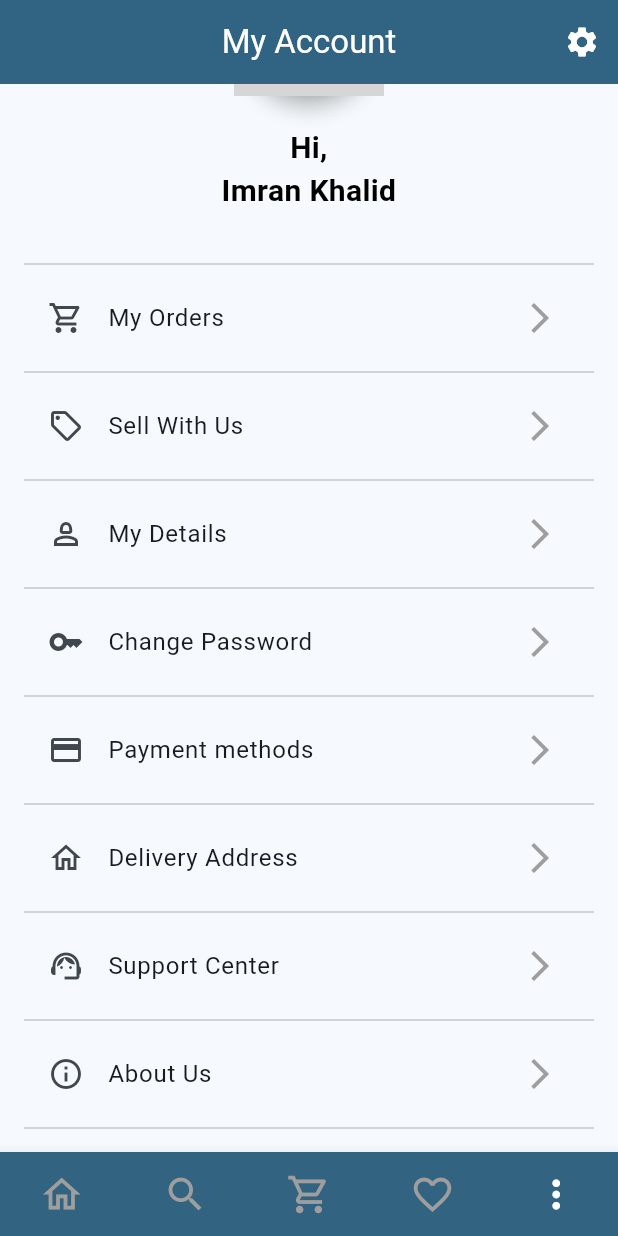
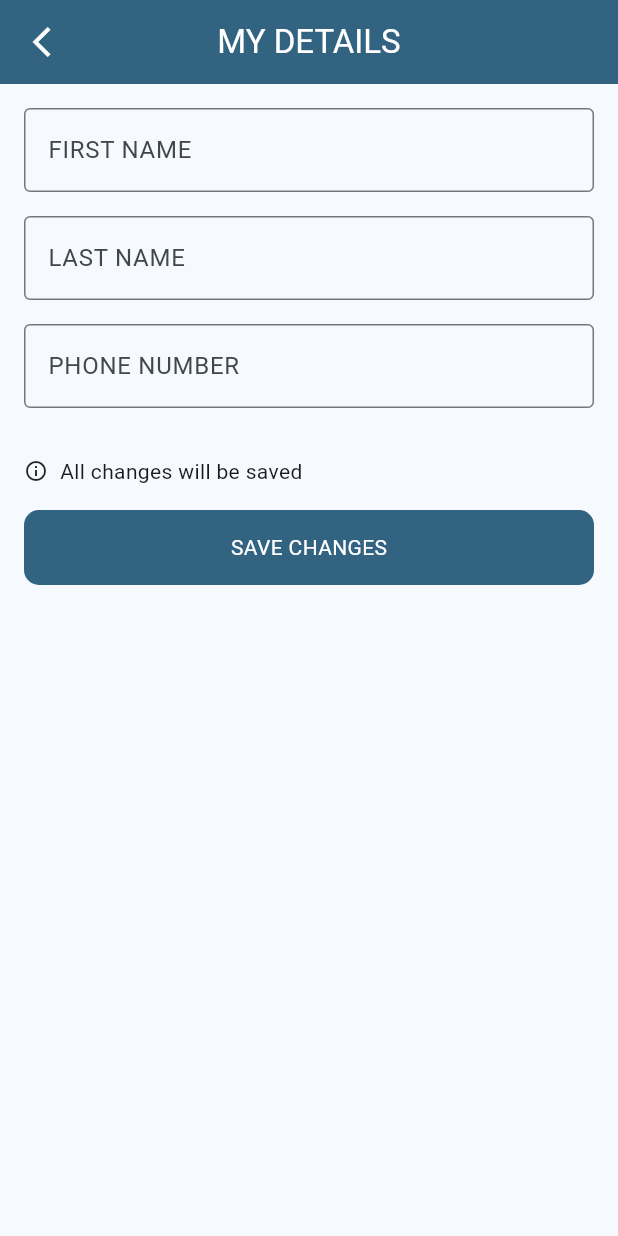
Before and after one commit to imrankhalid001/ExecArray, a Flutter app: the screen it shows after launch, item 5 of the bottom bar chosen, scrolled down 196 dp, after a tap on "My Details", on a phone screen of 412 x 824 dp. Run offline on Flutter 3.47's test engine with Material 3 defaults, Android fonts, the phone set to English and light mode, and no system bars; our stand-ins replace another_flushbar, cached_network_image, carousel_slider, connectivity_plus, fluttertoast, shared_preferences; network calls fail; Roboto replaces fonts that are missing (Segoe UI); project files that could hold a hidden picture were left out; grey boxes are pictures that could not be loaded.

Commit message:
my details screen have completed
my details screen have completed

```diff
--- a/lib/components/round_button.dart
+++ b/lib/components/round_button.dart
@@ -26,7 +26,7 @@ class RoundButton extends StatelessWidget {
           color: AppColors.buttonColor,
           borderRadius: BorderRadius.circular(10)
         ),
-        child: Center(child: loading ? CircularProgressIndicator(color: Colors.white,) : Text(title, style: TextStyle(color: AppColors.whiteColor) ,)),
+        child: Center(child: loading ? CircularProgressIndicator(color: Colors.white,) : Text(title, style: TextStyle(color: AppColors.whiteColor,    fontFamily: 'Segoe UI') ,)),
       ),
     );
   }
--- a/lib/main.dart
+++ b/lib/main.dart
@@ -1,3 +1,4 @@
+import 'package:exec_array/provider/user_provider.dart';
 import 'package:exec_array/provider/cart_provider.dart';
 import 'package:exec_array/routes/routes.dart';
 import 'package:exec_array/routes/routes_name.dart';
@@ -10,6 +11,7 @@ void main() {
     MultiProvider(
       providers: [
         ChangeNotifierProvider(create: (_) => CartProvider()),
+         ChangeNotifierProvider(create: (_) => UserProvider()),
       ],
       child: const MyApp(),
     ),
--- /dev/null
+++ b/lib/provider/user_provider.dart
@@ -0,0 +1,26 @@
+import 'package:flutter/material.dart';
+import 'package:shared_preferences/shared_preferences.dart';
+
+class UserProvider with ChangeNotifier {
+  String _firstName = '';
+  String _lastName = '';
+
+  String get firstName => _firstName;
+  String get lastName => _lastName;
+
+  Future<void> loadUserDetails() async {
+    final prefs = await SharedPreferences.getInstance();
+    _firstName = prefs.getString('firstName') ?? 'john';
+    _lastName = prefs.getString('lastName') ?? 'Snow';
+    notifyListeners();
+  }
+
+  Future<void> saveUserDetails(String firstName, String lastName) async {
+    final prefs = await SharedPreferences.getInstance();
+    await prefs.setString('firstName', firstName);
+    await prefs.setString('lastName', lastName);
+    _firstName = firstName;
+    _lastName = lastName;
+    notifyListeners();
+  }
+}
--- a/lib/routes/routes.dart
+++ b/lib/routes/routes.dart
@@ -1,6 +1,7 @@
 import 'package:exec_array/routes/routes_name.dart';
 import 'package:exec_array/ui/home_screen.dart';
 import 'package:exec_array/ui/login_screen.dart';
+import 'package:exec_array/ui/my_details_screen.dart';
 import 'package:exec_array/ui/signup_screen.dart';
 import 'package:exec_array/ui/splash_screen.dart';
 import 'package:flutter/material.dart';
@@ -24,6 +25,11 @@ class Routes {
         return MaterialPageRoute(
             builder: (BuildContext context) => const SplashScreen());
 
+
+   case RoutesName.myDetailsScreen:
+        return MaterialPageRoute(
+            builder: (BuildContext context) =>  MyDetailsScreen());
+
       default:
         return MaterialPageRoute(builder: (_) {
           return const Scaffold(
--- a/lib/routes/routes_name.dart
+++ b/lib/routes/routes_name.dart
@@ -12,5 +12,5 @@ class RoutesName {
 
   static const String splash = 'splash_screen';
 
-
+ static const String myDetailsScreen = 'my_details_screen';
 }
--- a/lib/ui/my_account_screen.dart
+++ b/lib/ui/my_account_screen.dart
@@ -1,10 +1,14 @@
+import 'package:exec_array/provider/user_provider.dart';
+import 'package:exec_array/routes/routes_name.dart';
 import 'package:flutter/material.dart';
+import 'package:provider/provider.dart';
 
 class MyAccountScreen extends StatelessWidget {
   const MyAccountScreen({super.key});
 
   @override
   Widget build(BuildContext context) {
+
     return Scaffold(
       appBar: AppBar(
         title: const Text('My Account', style: TextStyle(color: Colors.white),),
@@ -22,7 +26,7 @@ class MyAccountScreen extends StatelessWidget {
       body: SingleChildScrollView(
         child: Column(
           children: [
-            _buildProfileSection(),
+            _buildProfileSection(context),
             _buildMenuSection(context),
           ],
         ),
@@ -30,7 +34,9 @@ class MyAccountScreen extends StatelessWidget {
     );
   }
 
-   Widget _buildProfileSection() {
+   Widget _buildProfileSection(BuildContext context) {
+      final userProvider = Provider.of<UserProvider>(context);
+
     return Column(
       children: [
         Stack(
@@ -42,14 +48,14 @@ class MyAccountScreen extends StatelessWidget {
               width: double.infinity,
               fit: BoxFit.cover,
             ),
-            const Positioned(
+             Positioned(
               left: 0,
               right: 0,
               top: 100, // Adjust this value to position the CircleAvatar
               child: Column(
                 mainAxisAlignment: MainAxisAlignment.center,
                 children: [
-                  Card(
+                  const Card(
                     elevation: 5,
                     shape: CircleBorder(),
                     child: CircleAvatar(
@@ -59,7 +65,7 @@ class MyAccountScreen extends StatelessWidget {
                   ),
                   SizedBox(height: 16),
                   Text(
-                    'Hi,\nImran Khalid',
+                    'Hi,''\n' '${userProvider.firstName} ${userProvider.lastName}',
                     textAlign: TextAlign.center,
                     style: TextStyle(
                       color: Colors.black,
@@ -105,6 +111,7 @@ class MyAccountScreen extends StatelessWidget {
             title: 'My Details',
             onTap: () {
               // Handle Sell With Us tap
+                Navigator.pushNamed(context, RoutesName.myDetailsScreen);
             },
           ),
 
--- /dev/null
+++ b/lib/ui/my_details_screen.dart
@@ -0,0 +1,98 @@
+import 'package:exec_array/provider/user_provider.dart';
+import 'package:exec_array/utils/utils.dart';
+import 'package:flutter/material.dart';
+import 'package:provider/provider.dart';
+import 'package:exec_array/components/round_button.dart';
+
+class MyDetailsScreen extends StatelessWidget {
+  @override
+  Widget build(BuildContext context) {
+    final userProvider = Provider.of<UserProvider>(context);
+    final TextEditingController firstNameController = TextEditingController();
+    final TextEditingController lastNameController = TextEditingController();
+  final TextEditingController phoneNumberController = TextEditingController();
+
+    return Scaffold(
+      appBar: AppBar(
+        title: Text(
+          'MY DETAILS',
+          style: TextStyle(
+            color: Colors.white,
+            fontFamily: 'Segoe UI',
+          ),
+        ),
+        backgroundColor: Theme.of(context).primaryColor,
+        centerTitle: true,
+        leading: IconButton(
+          icon: Icon(Icons.arrow_back_ios_sharp, color: Colors.white),
+          onPressed: () {
+            Navigator.of(context).pop();
+          },
+        ),
+      ),
+      body: Padding(
+        padding: const EdgeInsets.all(16.0),
+        child: Column(
+          crossAxisAlignment: CrossAxisAlignment.start,
+          children: [
+            TextField(
+              controller: firstNameController,
+              decoration: InputDecoration(
+                labelText: 'FIRST NAME',
+                hintText: 'Enter your first name',
+                border: OutlineInputBorder(),
+              ),
+            ),
+            SizedBox(height: 16),
+            TextField(
+              controller: lastNameController,
+              decoration: InputDecoration(
+                labelText: 'LAST NAME',
+                hintText: 'Enter your last name',
+                border: OutlineInputBorder(),
+              ),
+            ),
+            SizedBox(height: 16),
+            TextField(
+              controller: phoneNumberController,
+              decoration: InputDecoration(
+                labelText: 'PHONE NUMBER',
+                hintText: 'Enter your primary phone number',
+                border: OutlineInputBorder(),
+              ),
+              keyboardType: TextInputType.phone,
+            ),
+            SizedBox(height: 32),
+            Row(
+              children: [
+                Icon(Icons.info_outline, size: 16),
+                SizedBox(width: 8),
+                Text('All changes will be saved'),
+              ],
+            ),
+            SizedBox(height: 16),
+            Center(
+              child: RoundButton(
+                title: 'SAVE CHANGES',
+                onPress: () {
+                  final firstName = firstNameController.text;
+                  final lastName = lastNameController.text;
+
+                  if (firstName.isEmpty || lastName.isEmpty) {
+
+                      Utils.flushBarErrorMessage('First name and last name cannot be empty', context);
+                    return;
+                  }
+
+                  userProvider.saveUserDetails(firstName, lastName);
+                Utils.toastMessage('Your details have been saved.');
+                Navigator.pop(context);
+                },
+              ),
+            ),
+          ],
+        ),
+      ),
+    );
+  }
+}
```
